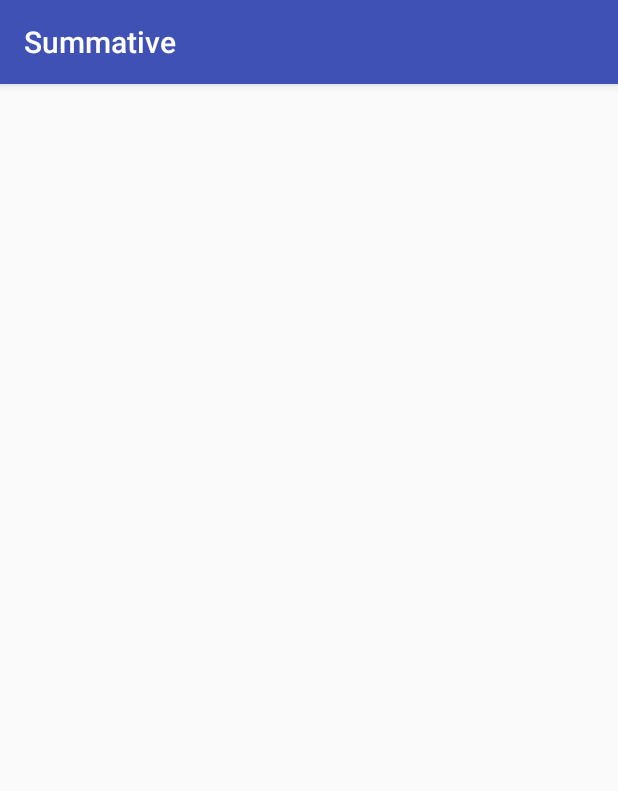
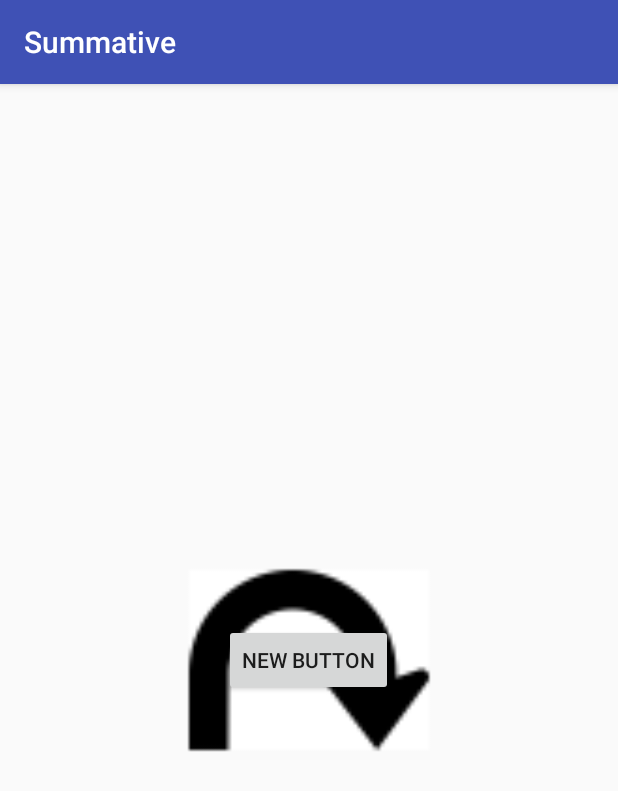
Before and after one commit to TheDoctoir/Summative, an Android app: the Credits screen opened directly, with no data from a screen before it, on a phone screen of 412 x 824 dp. Shown: the top 791 px of the screen. Run offline under Robolectric (Android 15) with nearby library versions, the phone set to English and light mode, and no system bars.

Commit message:
btn added

```diff
--- a/app/src/main/res/layout/activity_credits.xml
+++ b/app/src/main/res/layout/activity_credits.xml
@@ -9,4 +9,28 @@
     android:paddingTop="@dimen/activity_vertical_margin"
     tools:context="com.example.student.summative.Credits">
 
+    <ImageView
+        android:layout_width="wrap_content"
+        android:layout_height="wrap_content"
+        android:id="@+id/imageView"
+        android:src="@mipmap/ic_launcher"
+        android:clickable="false"
+        android:layout_alignParentBottom="true"
+        android:paddingLeft="100dp"
+        android:paddingTop="100dp"
+        android:paddingRight="100dp"
+        android:paddingBottom="100dp"
+        android:layout_alignParentTop="true"
+        android:layout_alignParentLeft="true"
+        android:layout_alignParentStart="true"
+        android:layout_alignParentRight="true"
+        android:layout_alignParentEnd="true" />
+
+    <Button
+        android:layout_width="wrap_content"
+        android:layout_height="wrap_content"
+        android:text="New Button"
+        android:id="@+id/button"
+        android:layout_centerVertical="true"
+        android:layout_centerHorizontal="true" />
 </RelativeLayout>
```
Also changed, not shown: app/src/main/ic_launcher-web.png (added), app/src/main/res/mipmap-hdpi/ic_launcher.png, app/src/main/res/mipmap-mdpi/ic_launcher.png, app/src/main/res/mipmap-xhdpi/ic_launcher.png, app/src/main/res/mipmap-xxhdpi/ic_launcher.png, app/src/main/res/mipmap-xxxhdpi/ic_launcher.png.
